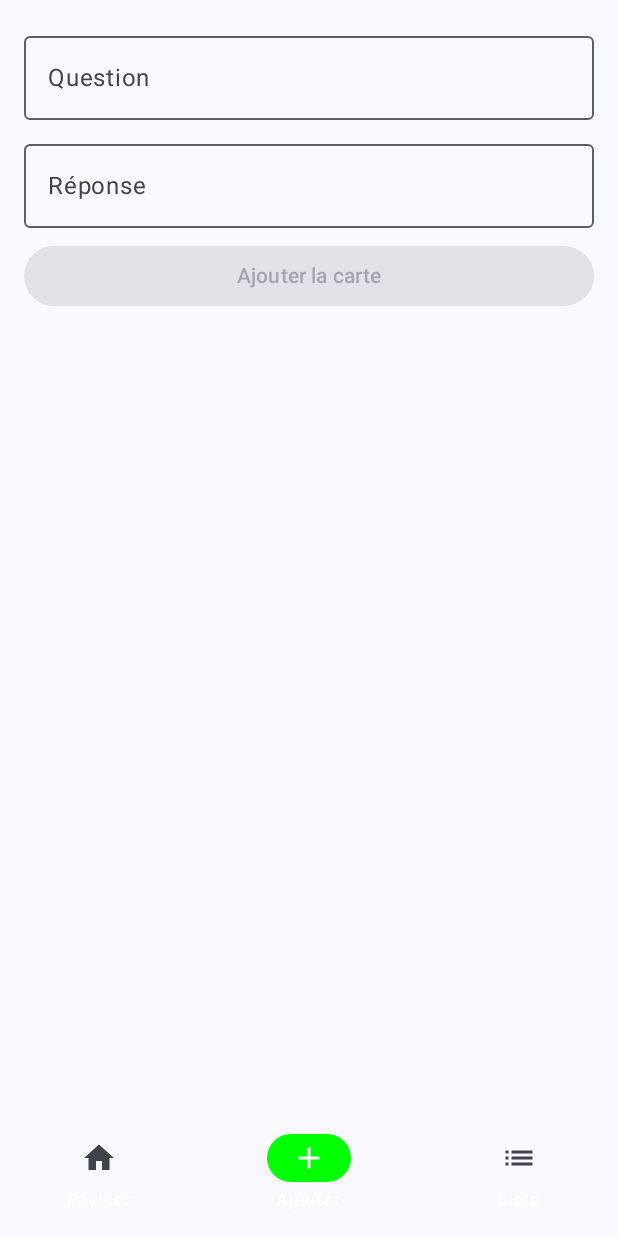
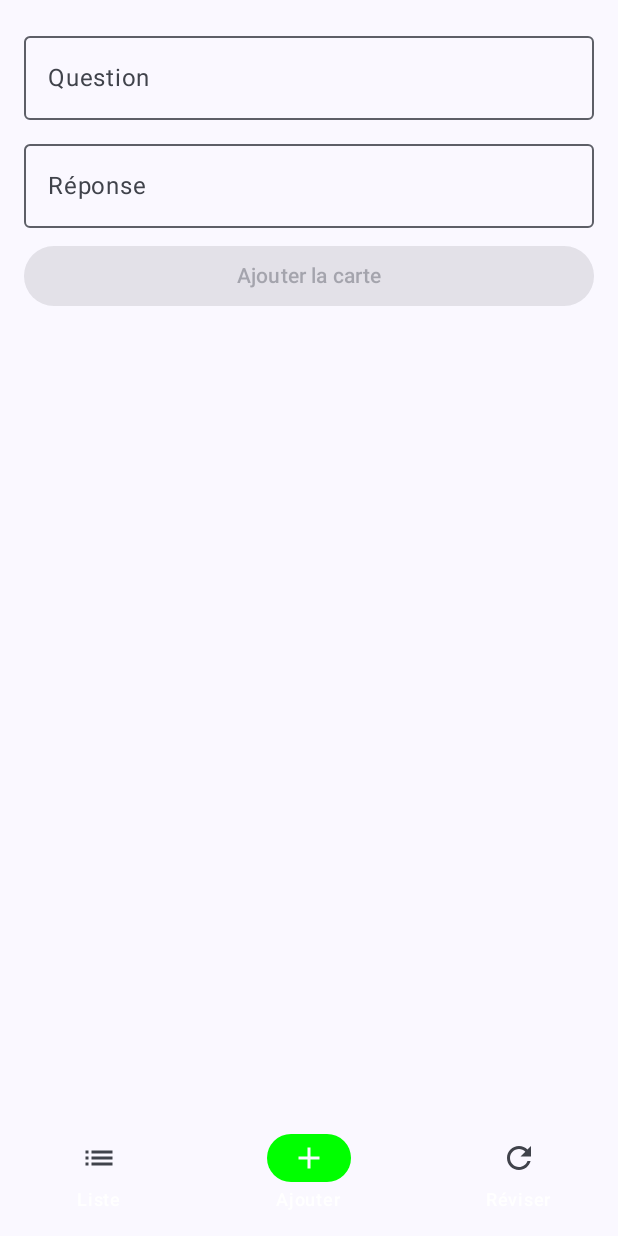
Before and after one commit to Fagnolr/FlashCardApp, an Android app built with Jetpack Compose: the screen it shows after launch (MainActivity), item 2 of the bottom bar chosen, on a phone screen of 412 x 824 dp. Run offline under Robolectric (Android 15) with nearby library versions, the phone set to English and light mode, and no system bars; our stand-ins replace Dagger/Hilt's generated code, Room's generated code.

Commit message:
clean code + fix UI + add string in strings.xml

```diff
--- a/Navigation/src/main/java/com/example/navigation/navigation/BottomNavigationBar.kt
+++ b/Navigation/src/main/java/com/example/navigation/navigation/BottomNavigationBar.kt
@@ -4,6 +4,7 @@ import androidx.compose.material.icons.Icons
 import androidx.compose.material.icons.automirrored.filled.List
 import androidx.compose.material.icons.filled.Add
 import androidx.compose.material.icons.filled.Home
+import androidx.compose.material.icons.filled.Refresh
 import androidx.compose.material3.Icon
 import androidx.compose.material3.MaterialTheme
 import androidx.compose.material3.NavigationBar
@@ -31,7 +32,7 @@ fun BottomNavigationBar(
     val navigationItems = listOf(
         NavigationItem(
             title = stringResource(R.string.appbar_home),
-            icon = Icons.Default.Home,
+            icon = Icons.AutoMirrored.Filled.List,
             route = AppRoute.Home,
         ),
         NavigationItem(
@@ -40,8 +41,8 @@ fun BottomNavigationBar(
             route = AppRoute.AddFlashCard,
         ),
         NavigationItem(
-            title = stringResource(R.string.appbar_list),
-            icon = Icons.AutoMirrored.Filled.List,
+            title = stringResource(R.string.appbar_revision),
+            icon = Icons.Default.Refresh,
             route = AppRoute.FlashCardRevision,
         ),
     )
--- a/Navigation/src/main/res/values/strings.xml
+++ b/Navigation/src/main/res/values/strings.xml
@@ -1,5 +1,5 @@
 <resources>
-    <string name="appbar_home">Réviser</string>
+    <string name="appbar_home">Liste</string>
     <string name="appbar_add">Ajouter</string>
-    <string name="appbar_list">Liste</string>
+    <string name="appbar_revision">Réviser</string>
 </resources>
--- a/Presentation/src/main/java/com/example/presentation/screens/addflashcard/AddFlashCardScreen.kt
+++ b/Presentation/src/main/java/com/example/presentation/screens/addflashcard/AddFlashCardScreen.kt
@@ -13,19 +13,17 @@ import androidx.compose.foundation.layout.padding
 import androidx.compose.material3.Button
 import androidx.compose.material3.CircularProgressIndicator
 import androidx.compose.material3.OutlinedTextField
+import androidx.compose.material3.Text
 import androidx.compose.runtime.Composable
-import androidx.compose.material3.Text
 import androidx.compose.runtime.LaunchedEffect
-import androidx.compose.runtime.collectAsState
 import androidx.compose.runtime.getValue
-import androidx.compose.runtime.mutableStateOf
-import androidx.compose.runtime.remember
-import androidx.compose.runtime.setValue
 import androidx.compose.ui.Modifier
 import androidx.compose.ui.graphics.Color
+import androidx.compose.ui.res.stringResource
 import androidx.compose.ui.unit.dp
 import androidx.hilt.navigation.compose.hiltViewModel
 import androidx.lifecycle.compose.collectAsStateWithLifecycle
+import com.example.presentation.R
 import kotlinx.coroutines.delay
 
 @Composable
@@ -47,7 +45,7 @@ fun AddFlashCardScreen(
         OutlinedTextField(
             value = question,
             onValueChange = viewModel::onQuestionChanged,
-            label = { Text("Question") },
+            label = { Text(stringResource(R.string.question)) },
             modifier = Modifier.fillMaxWidth()
         )
 
@@ -56,7 +54,7 @@ fun AddFlashCardScreen(
         OutlinedTextField(
             value = answer,
             onValueChange = viewModel::onAnswerChanged,
-            label = { Text("Réponse") },
+            label = { Text(stringResource(R.string.answer)) },
             modifier = Modifier.fillMaxWidth()
         )
 
@@ -67,7 +65,7 @@ fun AddFlashCardScreen(
             modifier = Modifier.fillMaxWidth(),
             enabled = question.isNotBlank() && answer.isNotBlank()
         ) {
-            Text("Ajouter la carte")
+            Text(stringResource(R.string.add_flash_card_button))
         }
 
         Spacer(modifier = Modifier.height(8.dp))
@@ -77,19 +75,30 @@ fun AddFlashCardScreen(
             enter = fadeIn() + slideInVertically(initialOffsetY = { it / 2 }),
             exit = fadeOut() + slideOutVertically(targetOffsetY = { it / 2 })
         ) {
-            when (addState) {
-                is AddFlashCardUiState.Error -> {
+            FlashCardStateMessage(addState)
+        }
+
+        if (addState is AddFlashCardUiState.Loading) {
+            CircularProgressIndicator(modifier = Modifier.padding(top = 8.dp))
+        }
+    }
+}
+
+@Composable
+fun FlashCardStateMessage(state: AddFlashCardUiState) {
+    when (state) {
+        is AddFlashCardUiState.Success -> {
             Text(
-                        text = (addState as AddFlashCardUiState.Error).message,
-                        color = Color.Red,
+                text = stringResource(R.string.add_flash_card_success),
+                color = Color.Green,
                 modifier = Modifier.padding(top = 8.dp)
             )
         }
 
-                is AddFlashCardUiState.Success -> {
+        is AddFlashCardUiState.Error -> {
             Text(
-                        text = "Carte ajoutée avec succès !",
-                        color = Color.Green,
+                text = state.message,
+                color = Color.Red,
                 modifier = Modifier.padding(top = 8.dp)
             )
         }
@@ -97,9 +106,3 @@ fun AddFlashCardScreen(
         else -> Unit
     }
 }
-
-        if (addState is AddFlashCardUiState.Loading) {
-            CircularProgressIndicator(modifier = Modifier.padding(top = 8.dp))
-        }
-    }
-}
--- a/Presentation/src/main/java/com/example/presentation/screens/home/HomeScreen.kt
+++ b/Presentation/src/main/java/com/example/presentation/screens/home/HomeScreen.kt
@@ -2,6 +2,7 @@ package com.example.presentation.screens.home
 
 import androidx.compose.foundation.background
 import androidx.compose.foundation.layout.Arrangement
+import androidx.compose.foundation.layout.Box
 import androidx.compose.foundation.layout.Column
 import androidx.compose.foundation.layout.Row
 import androidx.compose.foundation.layout.fillMaxSize
@@ -26,9 +27,11 @@ import androidx.compose.runtime.getValue
 import androidx.compose.ui.Alignment
 import androidx.compose.ui.Modifier
 import androidx.compose.ui.graphics.Color
+import androidx.compose.ui.res.stringResource
 import androidx.compose.ui.unit.dp
 import androidx.hilt.navigation.compose.hiltViewModel
 import androidx.lifecycle.compose.collectAsStateWithLifecycle
+import com.example.presentation.R
 import kotlinx.collections.immutable.PersistentList
 
 @Composable
@@ -59,7 +62,7 @@ fun HomeContent(
         }
 
         is HomeScreenUiState.Error -> {
-            Text("Error")
+            Text(stringResource(R.string.error_with_argument, state.message))
         }
     }
 }
@@ -71,7 +74,12 @@ fun FlashCardList(
     modifier: Modifier = Modifier,
 ) {
     if (flashCards.isEmpty()) {
-        Text("EMPTY LIST")
+        Box(
+            modifier = Modifier.fillMaxSize(),
+            contentAlignment = Alignment.Center
+        ) {
+            Text(stringResource(R.string.no_flashcard_available))
+        }
     } else {
         LazyColumn {
             items(
@@ -91,6 +99,7 @@ fun FlashCard(
     modifier: Modifier = Modifier,
 ) {
     val dismissState = rememberSwipeToDismissBoxState(
+        positionalThreshold = { totalDistance -> totalDistance * 0.3f },
         confirmValueChange = {
             if (it == SwipeToDismissBoxValue.EndToStart) {
                 viewModel.deleteFlashCard(flashCardItem)
@@ -105,12 +114,11 @@ fun FlashCard(
         state = dismissState,
         enableDismissFromStartToEnd = false,
         backgroundContent = {
-            if (dismissState.targetValue == SwipeToDismissBoxValue.EndToStart) {
             Row(
                 modifier = Modifier
                     .padding(8.dp)
                     .fillMaxSize()
-                        .background(Color.Red, shape = RoundedCornerShape(12.dp)),
+                    .background(Color.Red, shape = RoundedCornerShape(14.dp)),
                 verticalAlignment = Alignment.CenterVertically,
                 horizontalArrangement = Arrangement.End
             ) {
@@ -119,7 +127,6 @@ fun FlashCard(
                     contentDescription = "delete",
                     modifier = Modifier.padding(end = 12.dp)
                 )
-                }
             }
         }
     ) {
@@ -133,13 +140,13 @@ fun FlashCard(
         ) {
             Column {
                 Text(
-                    text = "Question : ${flashCardItem.question}",
+                    text = stringResource(R.string.question_with_argument, flashCardItem.question),
                     modifier = Modifier
                         .padding(16.dp),
                 )
                 HorizontalDivider(thickness = 1.dp)
                 Text(
-                    text = "Réponse : ${flashCardItem.answer}",
+                    text = stringResource(R.string.answer_with_argument, flashCardItem.answer),
                     modifier = Modifier
                         .padding(16.dp),
                 )
--- a/Presentation/src/main/java/com/example/presentation/screens/home/HomeScreenUiState.kt
+++ b/Presentation/src/main/java/com/example/presentation/screens/home/HomeScreenUiState.kt
@@ -8,7 +8,7 @@ interface HomeScreenUiState {
         val flashCards: PersistentList<FlashCardItem>
     ) : HomeScreenUiState
 
-    data class Error(val message: Throwable) : HomeScreenUiState
+    data class Error(val message: String) : HomeScreenUiState
 }
 
 data class FlashCardItem(
--- a/Presentation/src/main/java/com/example/presentation/screens/home/HomeScreenViewModel.kt
+++ b/Presentation/src/main/java/com/example/presentation/screens/home/HomeScreenViewModel.kt
@@ -32,7 +32,7 @@ class HomeScreenViewModel @Inject constructor(
                     )
                 },
                 onFailure = { error ->
-                    HomeScreenUiState.Error(error)
+                    HomeScreenUiState.Error(error.localizedMessage.orEmpty())
                 }
             )
         }
@@ -48,7 +48,7 @@ class HomeScreenViewModel @Inject constructor(
             try {
                 removeFlashCardUseCase(flashCardItem.toFlashCardModel())
             } catch (e: Exception) {
-                Log.d("dede", e.message.orEmpty())
+                Log.d("dede", e.message.orEmpty()) //TODO CHANGER ICI
             }
         }
     }
--- /dev/null
+++ b/Presentation/src/main/res/values/strings.xml
@@ -0,0 +1,14 @@
+<?xml version="1.0" encoding="utf-8"?>
+<resources>
+    <string name="question">Question</string>
+    <string name="answer">Réponse</string>
+    <string name="add_flash_card_button">Ajouter la carte</string>
+    <string name="add_flash_card_success">Carte ajoutée avec succès !</string>
+    <string name="display_answer">Afficher la réponse</string>
+    <string name="next_flashcard">Carte suivante</string>
+    <string name="no_flashcard_to_display">Aucune flashcard disponible</string>
+    <string name="error_with_argument">Erreur : %1$s</string>
+    <string name="answer_with_argument">Réponse : %1$s</string>
+    <string name="no_flashcard_available">Aucune flash card ajoutée</string>
+    <string name="question_with_argument">Question : %1$s</string>
+</resources>
--- a/app/src/main/java/com/example/flashcard/FlashCardApp.kt
+++ b/app/src/main/java/com/example/flashcard/FlashCardApp.kt
@@ -4,6 +4,4 @@ import android.app.Application
 import dagger.hilt.android.HiltAndroidApp
 
 @HiltAndroidApp
-class FlashCardApp: Application() {
-
-}
+class FlashCardApp: Application() {}
--- a/app/src/main/java/com/example/flashcard/ui/theme/Theme.kt
+++ b/app/src/main/java/com/example/flashcard/ui/theme/Theme.kt
@@ -21,22 +21,11 @@ private val LightColorScheme = lightColorScheme(
     primary = Purple40,
     secondary = PurpleGrey40,
     tertiary = Pink40
-
-    /* Other default colors to override
-    background = Color(0xFFFFFBFE),
-    surface = Color(0xFFFFFBFE),
-    onPrimary = Color.White,
-    onSecondary = Color.White,
-    onTertiary = Color.White,
-    onBackground = Color(0xFF1C1B1F),
-    onSurface = Color(0xFF1C1B1F),
-    */
 )
 
 @Composable
 fun FlashCardTheme(
     darkTheme: Boolean = isSystemInDarkTheme(),
-    // Dynamic color is available on Android 12+
     dynamicColor: Boolean = true,
     content: @Composable () -> Unit
 ) {
--- a/app/src/main/java/com/example/flashcard/ui/theme/Type.kt
+++ b/app/src/main/java/com/example/flashcard/ui/theme/Type.kt
@@ -6,7 +6,6 @@ import androidx.compose.ui.text.font.FontFamily
 import androidx.compose.ui.text.font.FontWeight
 import androidx.compose.ui.unit.sp
 
-// Set of Material typography styles to start with
 val Typography = Typography(
     bodyLarge = TextStyle(
         fontFamily = FontFamily.Default,
@@ -15,20 +14,4 @@ val Typography = Typography(
         lineHeight = 24.sp,
         letterSpacing = 0.5.sp
     )
-    /* Other default text styles to override
-    titleLarge = TextStyle(
-        fontFamily = FontFamily.Default,
-        fontWeight = FontWeight.Normal,
-        fontSize = 22.sp,
-        lineHeight = 28.sp,
-        letterSpacing = 0.sp
-    ),
-    labelSmall = TextStyle(
-        fontFamily = FontFamily.Default,
-        fontWeight = FontWeight.Medium,
-        fontSize = 11.sp,
-        lineHeight = 16.sp,
-        letterSpacing = 0.5.sp
-    )
-    */
 )
```
Also changed, not shown: Presentation/src/main/java/com/example/presentation/screens/addflashcard/AddFlashCardViewModel.kt (+2 -8 lines), Presentation/src/main/java/com/example/presentation/screens/flashcardrevision/FlashCardRevisionScreen.kt (+19 -8 lines), Presentation/src/main/java/com/example/presentation/screens/flashcardrevision/FlashCardRevisionUiState.kt (+6 -5 lines), Presentation/src/main/java/com/example/presentation/screens/flashcardrevision/FlashCardRevisionViewModel.kt (+5 -3 lines). Lines whose indentation alone changed are shown as unchanged.
